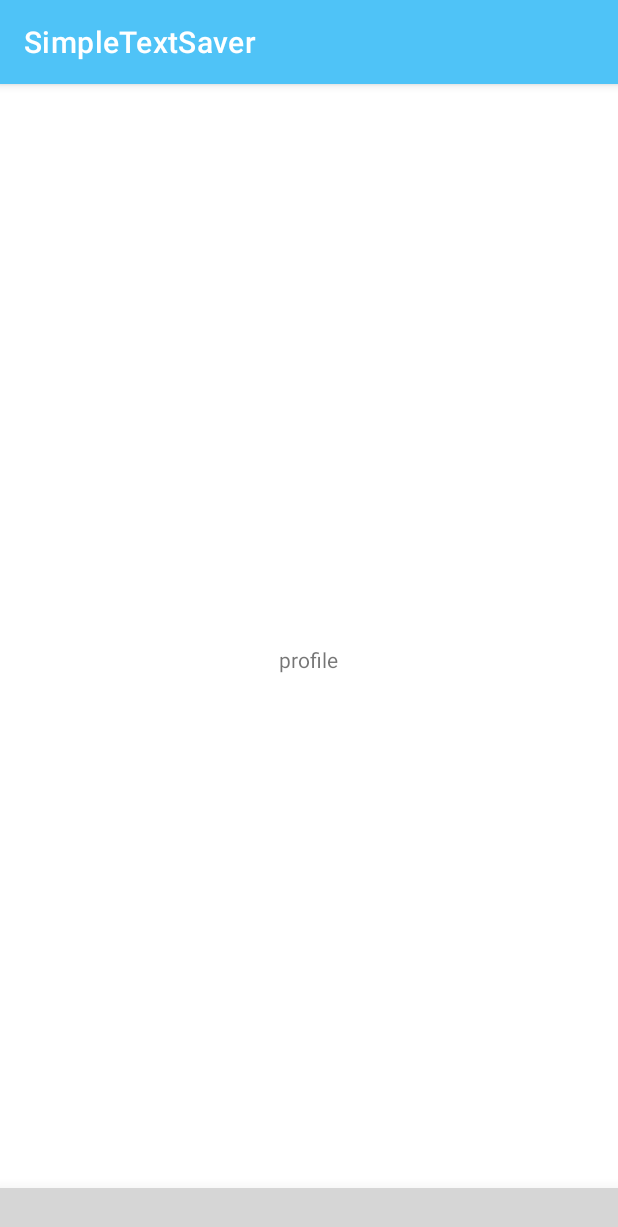
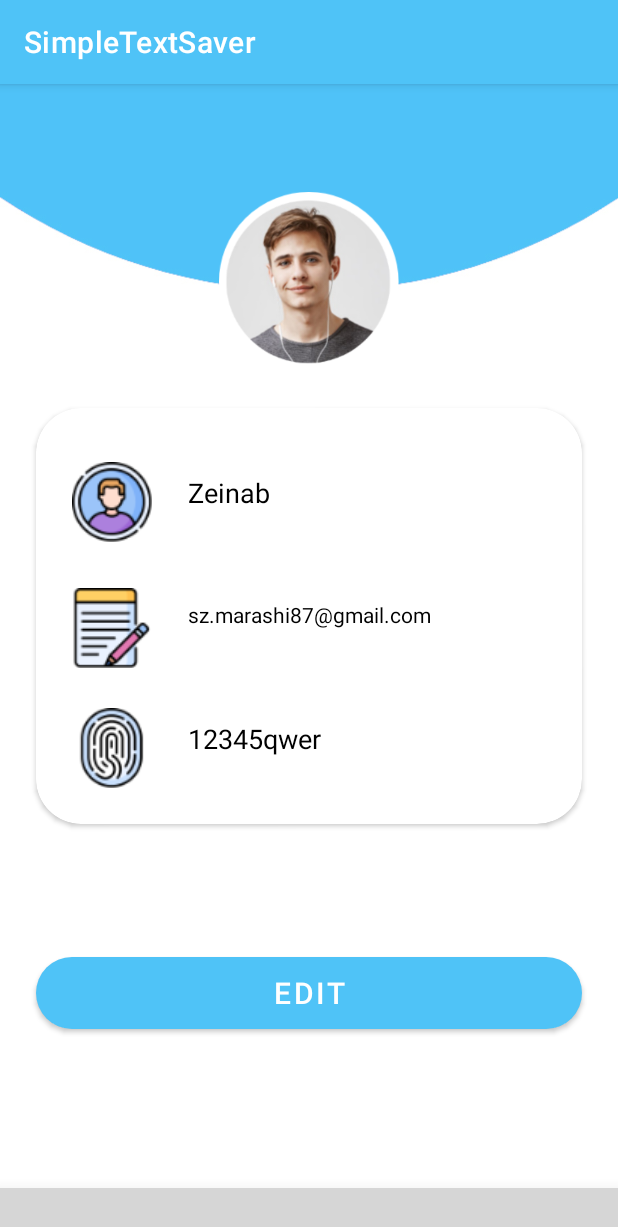
Before and after one commit to zeinabMarashi/SimpleTextSaver, an Android app: the Profile screen opened through its navigation route, on a phone screen of 412 x 824 dp. Shown: the top 1227 px of the screen. Run offline under Robolectric (Android 15) with nearby library versions, the light colour scheme and no system bars; libraries missing offline, so code that uses them is left out: com.ismaeldivita.chipnavigation; plain views replace ChipNavigationBar; 3 statements that could not run were skipped; grey boxes are pictures that could not be loaded.

Commit message:
profile added

```diff
--- a/app/src/main/java/com/example/simpletextsaver/SplashScreen.kt
+++ b/app/src/main/java/com/example/simpletextsaver/SplashScreen.kt
@@ -21,12 +21,9 @@ class SplashScreen : AppCompatActivity() {
 
         //for full screen in SplashScreen
         window.setFlags(
-            WindowManager.LayoutParams.FLAG_FULLSCREEN,
-            WindowManager.LayoutParams.FLAG_FULLSCREEN
+            WindowManager.LayoutParams.FLAG_FULLSCREEN, WindowManager.LayoutParams.FLAG_FULLSCREEN
         )
-
         runSplash()
-
     }
 
     private fun runSplash() {
--- a/app/src/main/res/layout/fragment_profile.xml
+++ b/app/src/main/res/layout/fragment_profile.xml
@@ -1,15 +1,160 @@
 <?xml version="1.0" encoding="utf-8"?>
-<FrameLayout xmlns:android="http://schemas.android.com/apk/res/android"
+<androidx.constraintlayout.widget.ConstraintLayout xmlns:android="http://schemas.android.com/apk/res/android"
+    xmlns:app="http://schemas.android.com/apk/res-auto"
     xmlns:tools="http://schemas.android.com/tools"
     android:layout_width="match_parent"
     android:layout_height="match_parent"
     tools:context=".Profile">
 
 
-    <TextView
-        android:text="profile"
-        android:layout_gravity="center"
+    <ImageView
+        android:id="@+id/imageView"
         android:layout_width="wrap_content"
-        android:layout_height="wrap_content"/>
+        android:layout_height="wrap_content"
+        android:layout_marginBottom="576dp"
+        android:src="@drawable/top_background"
+        app:layout_constraintBottom_toBottomOf="parent"
+        app:layout_constraintEnd_toEndOf="parent"
+        app:layout_constraintHorizontal_bias="0.0"
+        app:layout_constraintStart_toStartOf="parent" />
 
-</FrameLayout>
+    <ImageView
+
+        android:id="@+id/imageView2"
+        android:layout_width="120dp"
+        android:layout_height="120dp"
+        android:src="@drawable/profile"
+        app:layout_constraintBottom_toBottomOf="@+id/imageView"
+        app:layout_constraintEnd_toEndOf="parent"
+        app:layout_constraintStart_toStartOf="parent" />
+
+    <androidx.cardview.widget.CardView
+        android:id="@+id/cardView"
+        android:layout_width="match_parent"
+        android:layout_height="wrap_content"
+        android:layout_margin="24dp"
+        android:elevation="200dp"
+
+        app:cardCornerRadius="30dp"
+        app:layout_constraintTop_toBottomOf="@+id/imageView"
+        tools:layout_editor_absoluteX="30dp">
+
+        <LinearLayout
+            android:layout_width="match_parent"
+            android:layout_height="wrap_content"
+            android:layout_marginTop="36dp"
+            android:orientation="vertical"
+            app:layout_constraintTop_toBottomOf="@+id/imageView">
+
+            <LinearLayout
+                android:layout_width="match_parent"
+                android:layout_height="wrap_content"
+                android:orientation="horizontal">
+
+                <ImageView
+                    android:layout_width="wrap_content"
+                    android:layout_height="wrap_content"
+                    android:layout_marginStart="24dp"
+                    android:src="@drawable/img_user_profile" />
+
+                <TextView
+                    android:layout_width="wrap_content"
+                    android:layout_height="wrap_content"
+                    android:layout_marginStart="24dp"
+                    android:layout_marginTop="8dp"
+                    android:text="Zeinab"
+                    android:textColor="@color/black"
+                    android:textSize="18sp" />
+
+
+            </LinearLayout>
+
+
+        </LinearLayout>
+
+        <LinearLayout
+            android:layout_width="match_parent"
+            android:layout_height="wrap_content"
+            android:layout_marginTop="120dp"
+            android:orientation="vertical"
+            app:layout_constraintTop_toBottomOf="@+id/imageView">
+
+            <LinearLayout
+                android:layout_width="match_parent"
+                android:layout_height="wrap_content"
+                android:orientation="horizontal">
+
+                <ImageView
+                    android:layout_width="wrap_content"
+                    android:layout_height="wrap_content"
+                    android:layout_marginStart="24dp"
+                    android:src="@drawable/img_email_profile" />
+
+                <TextView
+                    android:layout_width="wrap_content"
+
+                    android:layout_height="wrap_content"
+                    android:layout_marginStart="24dp"
+                    android:layout_marginTop="8dp"
+                    android:text="sz.marashi87@gmail.com"
+                    android:textColor="@color/black"
+                    android:textSize="14sp" />
+
+
+            </LinearLayout>
+
+
+        </LinearLayout>
+
+        <LinearLayout
+            android:layout_width="match_parent"
+            android:layout_height="wrap_content"
+            android:layout_marginTop="200dp"
+            android:layout_marginBottom="24dp"
+            android:orientation="vertical"
+            app:layout_constraintTop_toBottomOf="@+id/imageView">
+
+            <LinearLayout
+                android:layout_width="match_parent"
+                android:layout_height="wrap_content"
+                android:orientation="horizontal">
+
+                <ImageView
+                    android:layout_width="wrap_content"
+                    android:layout_height="wrap_content"
+                    android:layout_marginStart="24dp"
+                    android:src="@drawable/img_password_profile" />
+
+                <TextView
+                    android:layout_width="wrap_content"
+                    android:layout_height="wrap_content"
+                    android:layout_marginStart="24dp"
+                    android:layout_marginTop="8dp"
+                    android:text="12345qwer"
+                    android:textColor="@color/black"
+                    android:textSize="18sp" />
+
+
+            </LinearLayout>
+
+
+        </LinearLayout>
+
+
+    </androidx.cardview.widget.CardView>
+
+    <Button
+        android:layout_marginBottom="50dp"
+        android:background="@drawable/bg"
+        android:layout_marginStart="24dp"
+        android:layout_marginEnd="24dp"
+        android:layout_width="match_parent"
+        android:layout_height="wrap_content"
+        android:textSize="20sp"
+        android:text="EDIT"
+        app:layout_constraintBottom_toBottomOf="parent"
+        app:layout_constraintEnd_toEndOf="parent"
+        app:layout_constraintStart_toStartOf="parent"
+        app:layout_constraintTop_toBottomOf="@+id/cardView" />
+
+</androidx.constraintlayout.widget.ConstraintLayout>
--- a/app/src/main/res/layout/fragment_rigester.xml
+++ b/app/src/main/res/layout/fragment_rigester.xml
@@ -14,7 +14,7 @@
         android:layout_width="match_parent"
         android:layout_height="wrap_content"
         android:layout_marginStart="30dp"
-        android:layout_marginTop="100dp"
+        android:layout_marginTop="80dp"
         android:layout_marginEnd="30dp"
         android:background="@drawable/bg_rigester"
         android:elevation="200dp"
```
Also changed, not shown: app/src/main/res/drawable/img_email_profile.png (added), app/src/main/res/drawable/img_password_profile.png (added), app/src/main/res/drawable/img_user_profile.png (added), app/src/main/res/drawable/profile.png (added), app/src/main/res/drawable/top_background.jpg (added).
